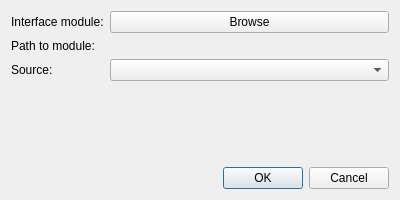
Qt form biogui/resources/add_data_source_dialog.ui (pulp-bio/biogui) before a commit.
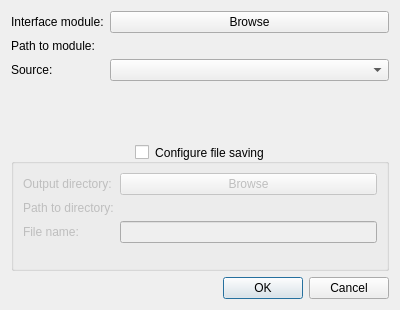
The same form after that commit.

Commit message: Unified file saving + wizard

```diff
--- a/biogui/resources/add_data_source_dialog.ui
+++ b/biogui/resources/add_data_source_dialog.ui
@@ -7,15 +7,18 @@
     <x>0</x>
     <y>0</y>
     <width>400</width>
-    <height>200</height>
+    <height>310</height>
    </rect>
   </property>
   <property name="windowTitle">
    <string>Add data source</string>
   </property>
-  <layout class="QVBoxLayout" name="verticalLayout">
+  <layout class="QVBoxLayout" name="verticalLayout" stretch="0,0,0,0">
    <item>
     <layout class="QFormLayout" name="formLayout">
+     <property name="formAlignment">
+      <set>Qt::AlignLeading|Qt::AlignLeft|Qt::AlignTop</set>
+     </property>
      <item row="0" column="0">
       <widget class="QLabel" name="label1">
        <property name="text">
@@ -48,7 +51,7 @@
       </widget>
      </item>
      <item row="2" column="0">
-      <widget class="QLabel" name="label4">
+      <widget class="QLabel" name="label3">
        <property name="text">
         <string>Source:</string>
        </property>
@@ -66,6 +69,69 @@
    <item>
     <layout class="QVBoxLayout" name="sourceConfigContainer"/>
    </item>
+   <item>
+    <widget class="QGroupBox" name="fileSavingGroupBox">
+     <property name="title">
+      <string>Configure file saving</string>
+     </property>
+     <property name="alignment">
+      <set>Qt::AlignCenter</set>
+     </property>
+     <property name="checkable">
+      <bool>true</bool>
+     </property>
+     <property name="checked">
+      <bool>false</bool>
+     </property>
+     <layout class="QFormLayout" name="formLayout3">
+      <property name="formAlignment">
+       <set>Qt::AlignLeading|Qt::AlignLeft|Qt::AlignTop</set>
+      </property>
+      <item row="1" column="0">
+       <widget class="QLabel" name="label4">
+        <property name="text">
+         <string>Output directory:</string>
+        </property>
+       </widget>
+      </item>
+      <item row="1" column="1">
+       <widget class="QPushButton" name="browseOutDirButton">
+        <property name="text">
+         <string>Browse</string>
+        </property>
+       </widget>
+      </item>
+      <item row="2" column="0">
+       <widget class="QLabel" name="label5">
+        <property name="text">
+         <string>Path to directory:</string>
+        </property>
+       </widget>
+      </item>
+      <item row="2" column="1">
+       <widget class="QLabel" name="outDirPathLabel">
+        <property name="text">
+         <string/>
+        </property>
+       </widget>
+      </item>
+      <item row="3" column="0">
+       <widget class="QLabel" name="label6">
+        <property name="text">
+         <string>File name:</string>
+        </property>
+       </widget>
+      </item>
+      <item row="3" column="1">
+       <widget class="QLineEdit" name="fileNameTextField">
+        <property name="toolTip">
+         <string>If empty, the signal name will be used</string>
+        </property>
+       </widget>
+      </item>
+     </layout>
+    </widget>
+   </item>
    <item>
     <widget class="QDialogButtonBox" name="buttonBox">
      <property name="orientation">
```
Left out of the diff: 7 changed lines with no effect on the pictures. The commit also changes 33 other files.
